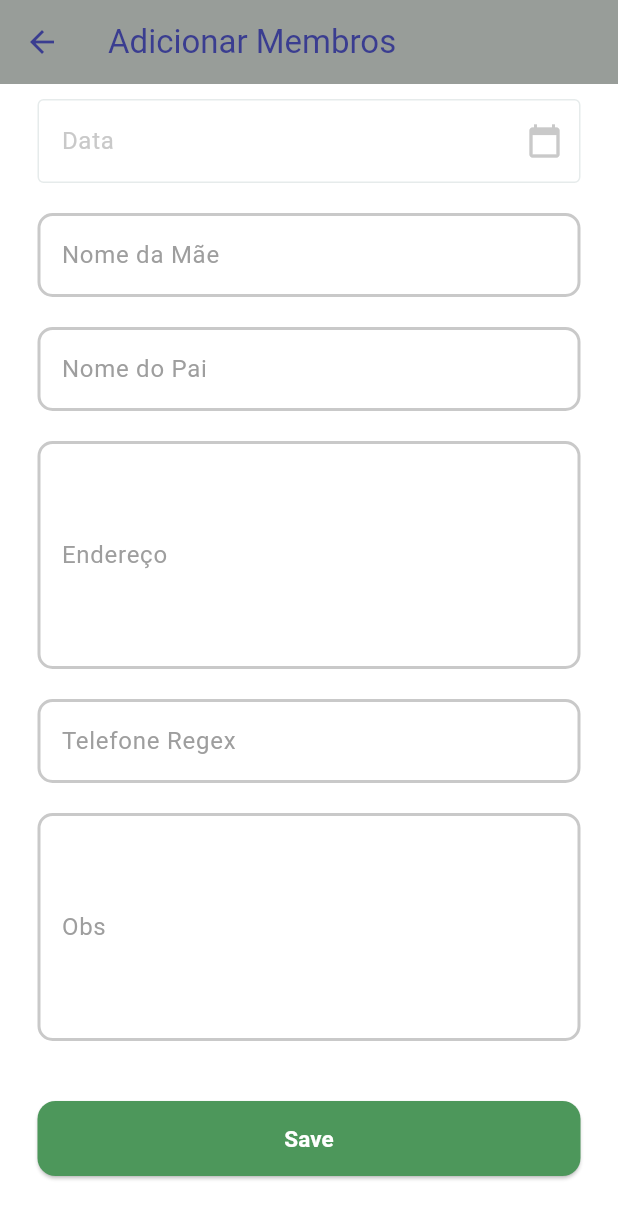
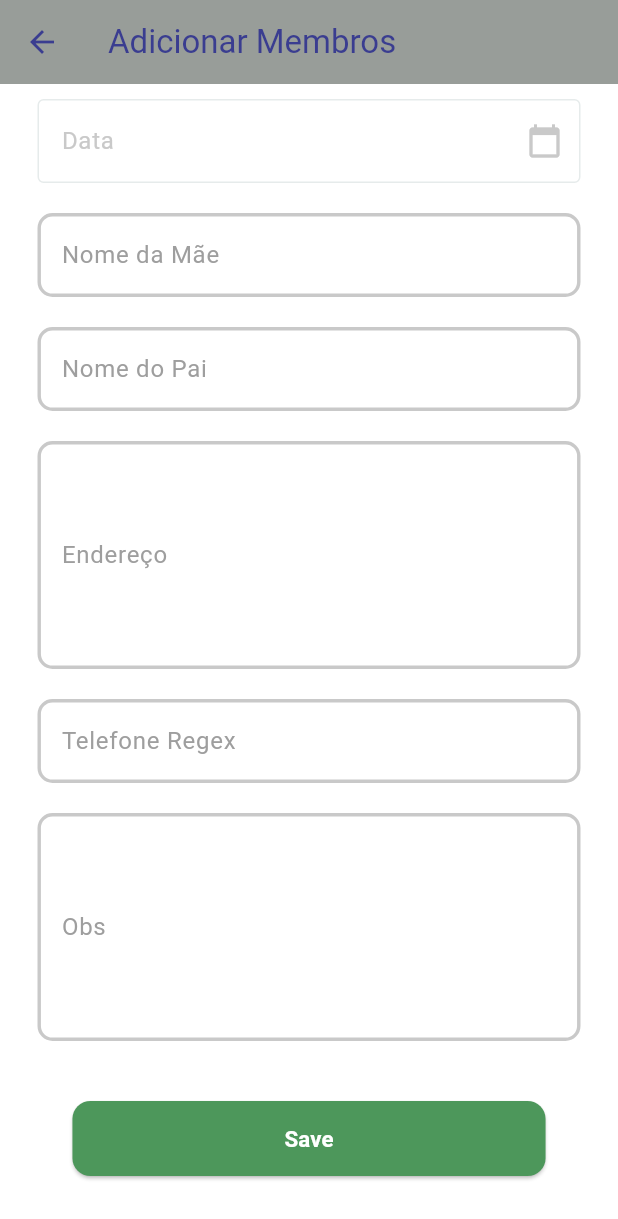
Before and after one commit to gabrieelfelix/Clubinho_App, a Flutter app: the ChildRegistrationView screen opened directly with empty values, scrolled down 162 dp, on a phone screen of 412 x 824 dp. Shown: the top 1219 px of the screen. Run offline on Flutter 3.47's test engine with Material 3 defaults, Android fonts, the phone set to English and light mode, and no system bars; our stand-ins replace cloud_firestore, device_preview, equatable, firebase_auth, firebase_core, flutter_bloc and 8 more; accounts and stored records are empty; generated files the repository leaves out were written again.

Commit message:
feat: responsive sign up and sign in

```diff
--- a/lib/main.dart
+++ b/lib/main.dart
@@ -6,6 +6,7 @@ import 'package:device_preview/device_preview.dart';
 import 'package:firebase_core/firebase_core.dart';
 import 'package:flutter/foundation.dart';
 import 'package:flutter/material.dart';
+import 'package:flutter/services.dart';
 import 'package:flutter_bloc/flutter_bloc.dart';
 import 'package:get_it/get_it.dart';
 
@@ -20,6 +21,7 @@ void main() async {
     options: DefaultFirebaseOptions.currentPlatform,
   );
   await setupDependences();
+  await SystemChrome.setPreferredOrientations([DeviceOrientation.portraitUp]);
   runApp(
     DevicePreview(
       enabled: !kReleaseMode,
--- a/packages/app_ui/lib/src/custom_button.dart
+++ b/packages/app_ui/lib/src/custom_button.dart
@@ -1,5 +1,6 @@
 import 'package:app_ui/app_ui.dart';
 import 'package:flutter/material.dart';
+import 'package:flutter_screenutil/flutter_screenutil.dart';
 import 'package:loading_animation_widget/loading_animation_widget.dart';
 
 class CustomButton extends StatelessWidget {
@@ -22,7 +23,7 @@ class CustomButton extends StatelessWidget {
   @override
   Widget build(BuildContext context) {
     return SizedBox(
-      width: double.infinity,
+      width: 245.h,
       height: height,
       child: ElevatedButton(
         onPressed: onPressed,
@@ -38,13 +39,13 @@ class CustomButton extends StatelessWidget {
         child: isLoading
             ? LoadingAnimationWidget.waveDots(
                 color: context.colors.onPrimary,
-                size: 30,
+                size: 23.sp,
               )
             : Text(
                 label,
                 style: TextStyle(
                   color: context.colors.onPrimary,
-                  fontSize: 15,
+                  fontSize: 13.sp,
                 ),
               ),
       ),
--- a/packages/app_ui/lib/src/custom_text_field.dart
+++ b/packages/app_ui/lib/src/custom_text_field.dart
@@ -1,6 +1,7 @@
 import 'package:app_ui/app_ui.dart';
 import 'package:flutter/material.dart';
 import 'package:flutter/services.dart';
+import 'package:flutter_screenutil/flutter_screenutil.dart';
 
 class CustomTextField extends StatelessWidget {
   const CustomTextField({
@@ -175,7 +176,10 @@ class CustomTextField extends StatelessWidget {
 
   @override
   Widget build(BuildContext context) {
-    return TextFormField(
+    return SizedBox(
+      // height: 40.h,
+      // width: 245.h,
+      child: TextFormField(
         maxLines: maxLines,
         obscureText: obscure ?? false,
         controller: textEditingController,
@@ -192,20 +196,22 @@ class CustomTextField extends StatelessWidget {
         style: TextStyle(
           color: context.colors.onSecondary,
         ),
+
         decoration: InputDecoration(
           errorText: error != null ? error : null,
+
           suffixIcon: suffixIcon,
           // hintText: hint,
           enabledBorder: OutlineInputBorder(
             borderSide: BorderSide(
-            width: 2,
+              width: 2.w,
               color: context.colors.onSurfaceVariant,
             ),
             borderRadius: BorderRadius.circular(10),
           ),
           focusedBorder: OutlineInputBorder(
             borderSide: BorderSide(
-            width: 2,
+              width: 2.w,
               color: context.colors.onSurfaceVariant,
               // color: GlobalThemeData.lightColorScheme.onSurfaceVariant,
             ),
@@ -219,20 +225,21 @@ class CustomTextField extends StatelessWidget {
           ),
           errorBorder: OutlineInputBorder(
             borderSide: BorderSide(
-            width: 2,
+              width: 2.w,
               color: context.colors.error,
             ),
             borderRadius: BorderRadius.circular(10),
           ),
           focusedErrorBorder: OutlineInputBorder(
             borderSide: BorderSide(
-            width: 2,
+              width: 2.w,
               color: context.colors.error,
               // color: Colors.red.shade300,
             ),
             borderRadius: BorderRadius.circular(10),
           ),
         ),
+      ),
     );
   }
 }
--- a/packages/app_ui/lib/src/theme/text_theme.dart
+++ b/packages/app_ui/lib/src/theme/text_theme.dart
@@ -1,27 +1,28 @@
 import 'package:flutter/material.dart';
+import 'package:flutter_screenutil/flutter_screenutil.dart';
 
-const textTheme = TextTheme(
+final textTheme = TextTheme(
   headlineMedium: TextStyle(
     // "Entrar"
-    fontSize: 22,
+    fontSize: 22.sp,
     fontWeight: FontWeight.bold,
   ),
   bodyMedium: TextStyle(
     // "Ganhe corações para Jesus..."
-    fontSize: 15,
+    fontSize: 13.sp,
   ),
   bodySmall: TextStyle(
     // "Esqueceu a senha?"
-    fontSize: 15,
+    fontSize: 13.sp,
   ),
   labelLarge: TextStyle(
     // "Clique aqui" e "Cadastre-se"
-    fontSize: 15,
+    fontSize: 13.sp,
     fontWeight: FontWeight.bold,
   ),
   titleMedium: TextStyle(
     // Texto do botão "Entrar"
-    fontSize: 15,
+    fontSize: 13.sp,
     fontWeight: FontWeight.bold,
   ),
 );
--- a/packages/app_ui/pubspec.yaml
+++ b/packages/app_ui/pubspec.yaml
@@ -14,8 +14,8 @@ dependencies:
   loading_animation_widget: ^1.3.0
   formz: ^0.8.0
   mask_text_input_formatter: ^2.9.0
-  intl_phone_field: ^3.2.0
 
+  flutter_screenutil: ^5.9.3
   cupertino_icons: ^1.0.6
 
 dev_dependencies:
--- a/pubspec.yaml
+++ b/pubspec.yaml
@@ -54,7 +54,9 @@ dependencies:
   get_it: ^8.0.2
   flutter_speed_dial: ^7.0.0
   formz: ^0.8.0
+  flutter_screenutil: ^5.9.3
 
+  ########
   device_preview: ^1.2.0
 
 
```
Also changed, not shown: lib/app/app.dart (+16 -8 lines), lib/pages/sign_in_page/view/sign_in_page.dart (+27 -11 lines), lib/pages/sign_up_page/view/sign_up_page.dart (+20 -11 lines), packages/app_ui/pubspec.lock, pubspec.lock, 4 other files. Lines whose indentation alone changed are shown as unchanged.
